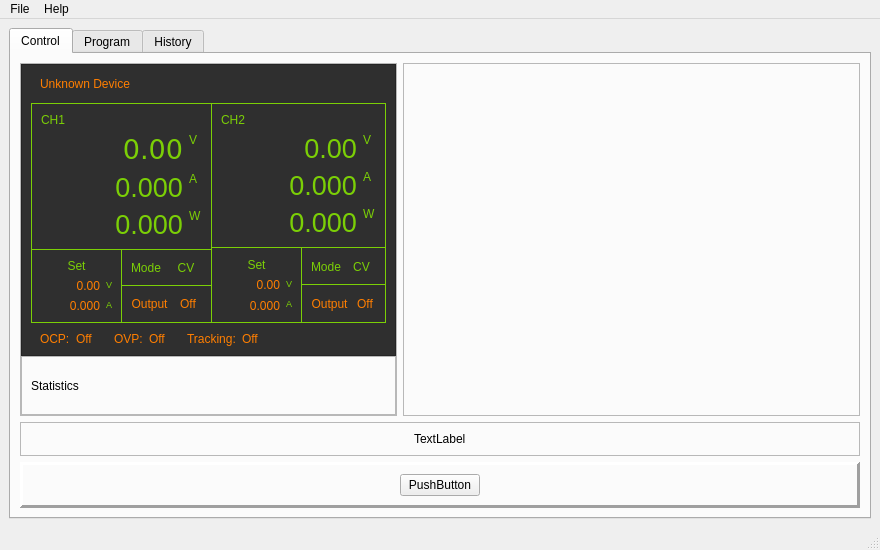
First picture: the form in forms/mainwindow.ui, repository crapp/labpowerqt, before the edit.
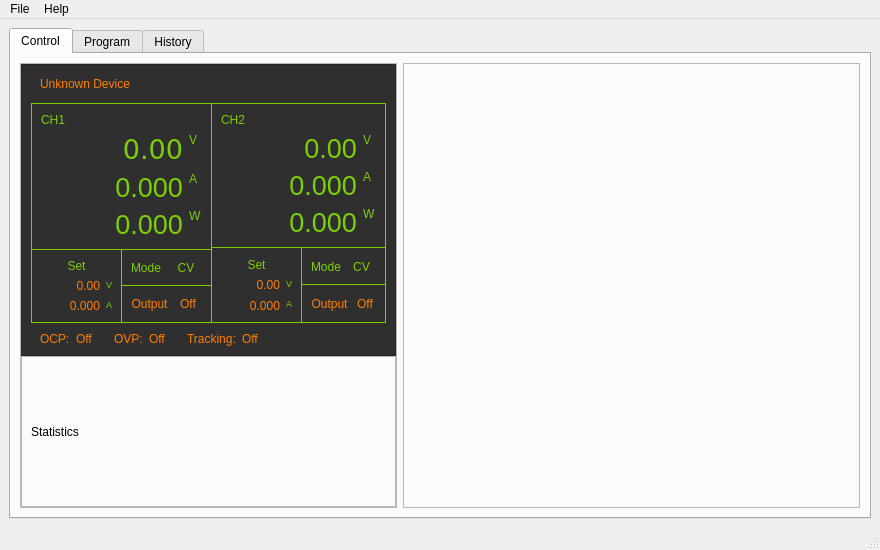
Second picture: the form after the edit. Icons and pictures are not drawn. Custom widgets are drawn as their Qt base class.

Commit message: Plotting now happens in its own class. PowerSupplySCPIStatus stores a time_point when all data has been gathered. We need this to plot our data with QCustomPlot

```diff
--- a/forms/mainwindow.ui
+++ b/forms/mainwindow.ui
@@ -46,81 +46,10 @@
         <string>Control</string>
        </attribute>
        <layout class="QGridLayout" name="gridLayout_2">
-        <item row="5" column="0" colspan="2">
-         <widget class="QFrame" name="frame">
-          <property name="layoutDirection">
-           <enum>Qt::LeftToRight</enum>
-          </property>
-          <property name="frameShape">
-           <enum>QFrame::Panel</enum>
-          </property>
-          <property name="frameShadow">
-           <enum>QFrame::Raised</enum>
-          </property>
-          <property name="lineWidth">
-           <number>3</number>
-          </property>
-          <property name="midLineWidth">
-           <number>0</number>
-          </property>
-          <layout class="QHBoxLayout" name="horizontalLayout_2">
-           <item>
-            <widget class="QPushButton" name="pushButton_2">
-             <property name="sizePolicy">
-              <sizepolicy hsizetype="Fixed" vsizetype="Fixed">
-               <horstretch>0</horstretch>
-               <verstretch>0</verstretch>
-              </sizepolicy>
-             </property>
-             <property name="text">
-              <string>PushButton</string>
-             </property>
-            </widget>
-           </item>
-          </layout>
-         </widget>
-        </item>
-        <item row="4" column="0" colspan="2">
-         <widget class="QFrame" name="frame_2">
-          <property name="sizePolicy">
-           <sizepolicy hsizetype="Preferred" vsizetype="Preferred">
-            <horstretch>0</horstretch>
-            <verstretch>0</verstretch>
-           </sizepolicy>
-          </property>
-          <property name="maximumSize">
-           <size>
-            <width>16777215</width>
-            <height>16777215</height>
-           </size>
-          </property>
-          <property name="frameShape">
-           <enum>QFrame::StyledPanel</enum>
-          </property>
-          <property name="frameShadow">
-           <enum>QFrame::Raised</enum>
-          </property>
-          <layout class="QHBoxLayout" name="horizontalLayout_3">
-           <item>
-            <widget class="QLabel" name="label">
-             <property name="sizePolicy">
-              <sizepolicy hsizetype="Fixed" vsizetype="Preferred">
-               <horstretch>0</horstretch>
-               <verstretch>0</verstretch>
-              </sizepolicy>
-             </property>
-             <property name="text">
-              <string>TextLabel</string>
-             </property>
-            </widget>
-           </item>
-          </layout>
-         </widget>
-        </item>
         <item row="0" column="0">
          <widget class="QFrame" name="frameDisplayStatsContainer">
           <property name="sizePolicy">
-           <sizepolicy hsizetype="Preferred" vsizetype="Preferred">
+           <sizepolicy hsizetype="Fixed" vsizetype="Preferred">
             <horstretch>0</horstretch>
             <verstretch>0</verstretch>
            </sizepolicy>
@@ -1357,18 +1286,6 @@
           <property name="frameShadow">
            <enum>QFrame::Raised</enum>
           </property>
-          <layout class="QGridLayout" name="gridLayout_5">
-           <item row="1" column="0">
-            <widget class="QCustomPlot" name="widget" native="true">
-             <property name="sizePolicy">
-              <sizepolicy hsizetype="Expanding" vsizetype="Expanding">
-               <horstretch>0</horstretch>
-               <verstretch>0</verstretch>
-              </sizepolicy>
-             </property>
-            </widget>
-           </item>
-          </layout>
          </widget>
         </item>
        </layout>
@@ -1537,12 +1454,6 @@
   </action>
  </widget>
  <customwidgets>
-  <customwidget>
-   <class>QCustomPlot</class>
-   <extends>QWidget</extends>
-   <header>qcustomplot.h</header>
-   <container>1</container>
-  </customwidget>
   <customwidget>
    <class>ClickableLabel</class>
    <extends>QLabel</extends>
```
The commit also changes 12 other files.
